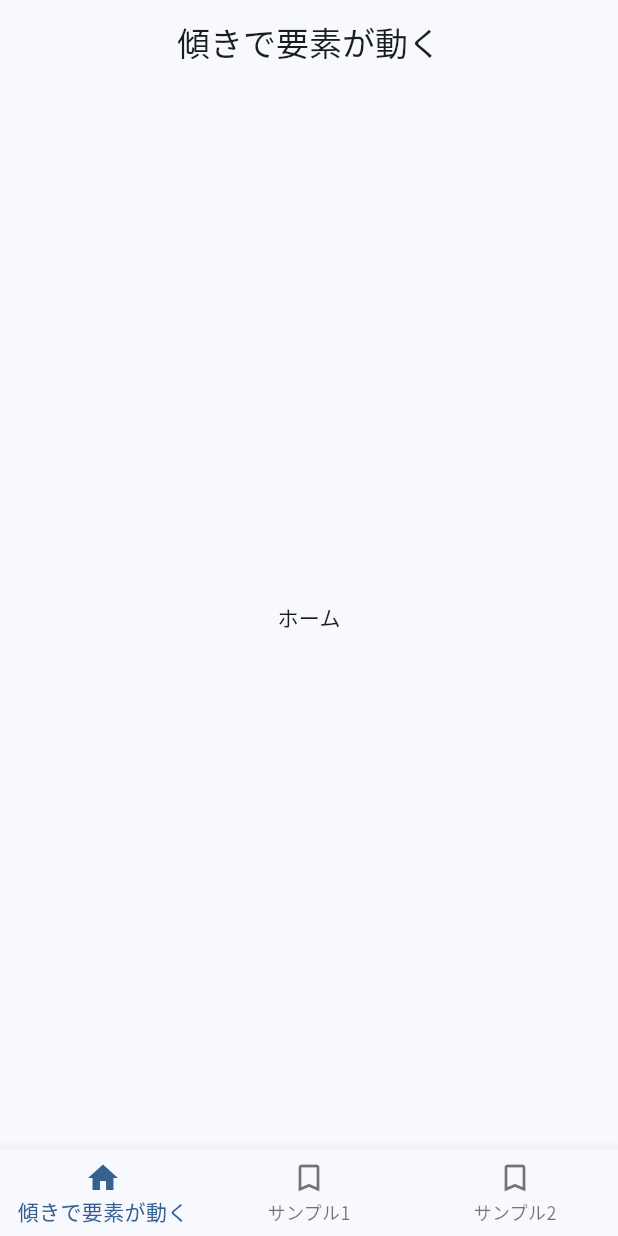
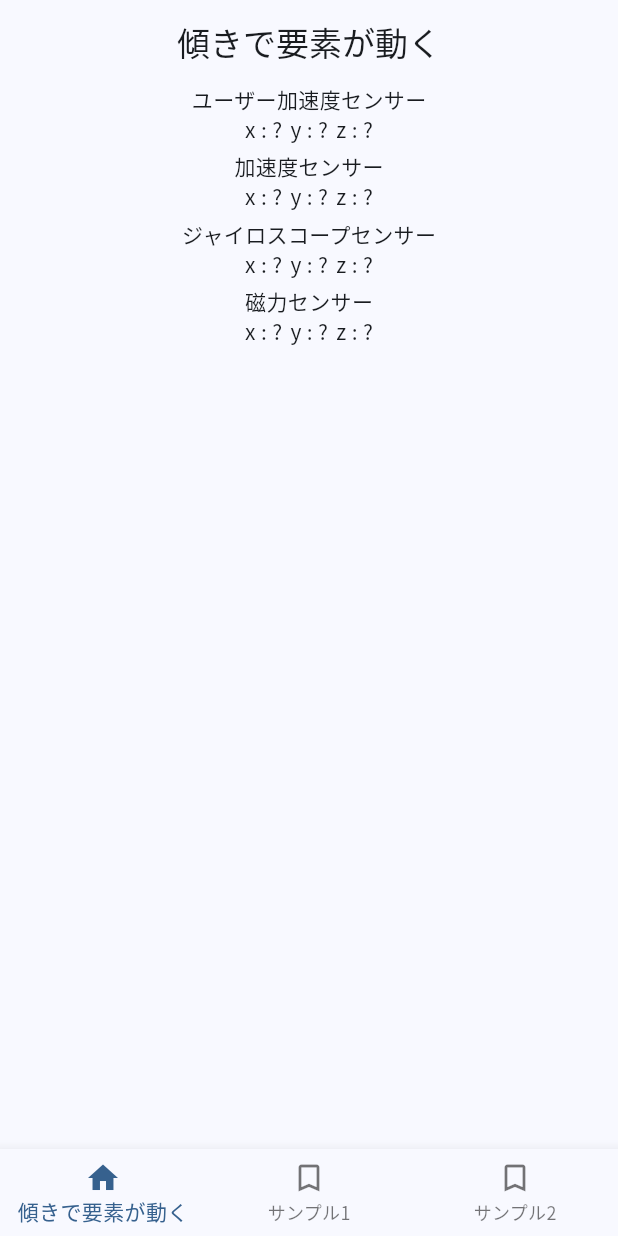
Before and after one commit to beeeyan/gyro_app, a Flutter app: the screen it shows after launch, on a phone screen of 412 x 824 dp. Run offline on Flutter 3.47's test engine with Material 3 defaults, Android fonts, the phone set to English and light mode, and no system bars; our stand-ins replace flutter_screenutil, gap, go_router, hooks_riverpod, logger, sensors_plus; statements that could not run were skipped.

Commit message:
センサーの値を取得する

```diff
--- a/lib/feature/tilt_move/tilt_move.dart
+++ b/lib/feature/tilt_move/tilt_move.dart
@@ -1,15 +1,175 @@
+import 'dart:async';
+
 import 'package:flutter/material.dart';
+import 'package:flutter_screenutil/flutter_screenutil.dart';
+import 'package:gap/gap.dart';
+import 'package:sensors_plus/sensors_plus.dart';
 
-class TiltMovePage extends StatelessWidget {
+class TiltMovePage extends StatefulWidget {
   const TiltMovePage({super.key});
 
   static const String name = 'tiltmove';
   static const String path = '/tiltmove';
 
   @override
-  Widget build(BuildContext context) {
-    return const Center(
-        child: Text('ホーム'),
+  State<TiltMovePage> createState() => _TiltMovePageState();
+}
+
+class _TiltMovePageState extends State<TiltMovePage> {
+  UserAccelerometerEvent? _userAccelerometerEvent;
+  AccelerometerEvent? _accelerometerEvent;
+  GyroscopeEvent? _gyroscopeEvent;
+  MagnetometerEvent? _magnetometerEvent;
+  final _streamSubscriptions = <StreamSubscription<dynamic>>[];
+
+  @override
+  void initState() {
+    super.initState();
+    _streamSubscriptions
+      ..add(
+        userAccelerometerEventStream().listen(
+          (UserAccelerometerEvent event) {
+            setState(() {
+              _userAccelerometerEvent = event;
+            });
+          },
+          onError: (e) {
+            showDialog<Widget>(
+              context: context,
+              builder: (context) {
+                return const AlertDialog(
+                  title: Text('センサーが見つかりません'),
+                  content: Text(
+                    '使用中のデバイスでは「ユーザー加速度センサー」が搭載されていない可能性があります',
+                  ),
+                );
+              },
+            );
+          },
+          cancelOnError: true,
+        ),
+      )
+      ..add(
+        accelerometerEventStream().listen(
+          (AccelerometerEvent event) {
+            setState(() {
+              _accelerometerEvent = event;
+            });
+          },
+          onError: (e) {
+            showDialog<Widget>(
+              context: context,
+              builder: (context) {
+                return const AlertDialog(
+                  title: Text('センサーが見つかりません'),
+                  content: Text(
+                    '使用中のデバイスでは「加速度センサー」が搭載されていない可能性があります',
+                  ),
+                );
+              },
+            );
+          },
+          cancelOnError: true,
+        ),
+      )
+      ..add(
+        gyroscopeEventStream().listen(
+          (GyroscopeEvent event) {
+            setState(() {
+              _gyroscopeEvent = event;
+            });
+          },
+          onError: (e) {
+            showDialog<Widget>(
+              context: context,
+              builder: (context) {
+                return const AlertDialog(
+                  title: Text('センサーが見つかりません'),
+                  content: Text(
+                    '使用中のデバイスでは「ジャイロスコープセンサー」が搭載されていない可能性があります',
+                  ),
+                );
+              },
+            );
+          },
+        ),
+      )
+      ..add(
+        magnetometerEventStream().listen(
+          (MagnetometerEvent event) {
+            setState(() {
+              _magnetometerEvent = event;
+            });
+          },
+          onError: (e) {
+            showDialog<Widget>(
+              context: context,
+              builder: (context) {
+                return const AlertDialog(
+                  title: Text('センサーが見つかりません'),
+                  content: Text(
+                    '使用中のデバイスでは「磁力センサー」が搭載されていない可能性があります',
+                  ),
+                );
+              },
+            );
+          },
+        ),
       );
   }
+
+  @override
+  Widget build(BuildContext context) {
+    return Column(
+      children: [
+        const Text('ユーザー加速度センサー'),
+        Row(
+          mainAxisAlignment: MainAxisAlignment.center,
+          children: [
+            Text('x : ${_userAccelerometerEvent?.x.toStringAsFixed(1) ?? '?'}'),
+            Gap(5.w),
+            Text('y : ${_userAccelerometerEvent?.y.toStringAsFixed(1) ?? '?'}'),
+            Gap(5.w),
+            Text('z : ${_userAccelerometerEvent?.z.toStringAsFixed(1) ?? '?'}'),
+          ],
+        ),
+        Gap(5.h),
+        const Text('加速度センサー'),
+        Row(
+          mainAxisAlignment: MainAxisAlignment.center,
+          children: [
+            Text('x : ${_accelerometerEvent?.x.toStringAsFixed(1) ?? '?'}'),
+            Gap(5.w),
+            Text('y : ${_accelerometerEvent?.y.toStringAsFixed(1) ?? '?'}'),
+            Gap(5.w),
+            Text('z : ${_accelerometerEvent?.z.toStringAsFixed(1) ?? '?'}'),
+          ],
+        ),
+        Gap(5.h),
+        const Text('ジャイロスコープセンサー'),
+        Row(
+          mainAxisAlignment: MainAxisAlignment.center,
+          children: [
+            Text('x : ${_gyroscopeEvent?.x.toStringAsFixed(1) ?? '?'}'),
+            Gap(5.w),
+            Text('y : ${_gyroscopeEvent?.y.toStringAsFixed(1) ?? '?'}'),
+            Gap(5.w),
+            Text('z : ${_gyroscopeEvent?.z.toStringAsFixed(1) ?? '?'}'),
+          ],
+        ),
+        Gap(5.h),
+        const Text('磁力センサー'),
+        Row(
+          mainAxisAlignment: MainAxisAlignment.center,
+          children: [
+            Text('x : ${_magnetometerEvent?.x.toStringAsFixed(1) ?? '?'}'),
+            Gap(5.w),
+            Text('y : ${_magnetometerEvent?.y.toStringAsFixed(1) ?? '?'}'),
+            Gap(5.w),
+            Text('z : ${_magnetometerEvent?.z.toStringAsFixed(1) ?? '?'}'),
+          ],
+        ),
+      ],
+    );
+  }
 }
--- a/pubspec.yaml
+++ b/pubspec.yaml
@@ -16,9 +16,11 @@ dependencies:
   flutter_hooks: ^0.20.5
   flutter_screenutil: ^5.9.0
   freezed_annotation: ^2.4.1
+  gap: ^3.0.1
   go_router: ^14.0.2
   hooks_riverpod: ^2.5.1
   logger: ^2.2.0
+  sensors_plus: ^5.0.1
 
 dev_dependencies:
   build_runner:
```
Also changed, not shown: pubspec.lock.
